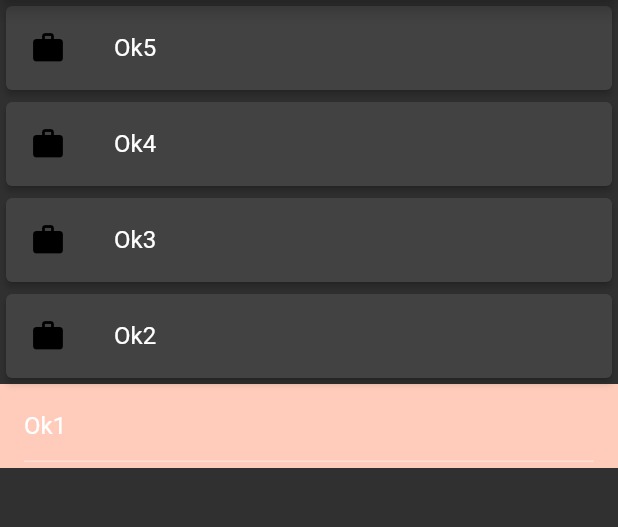
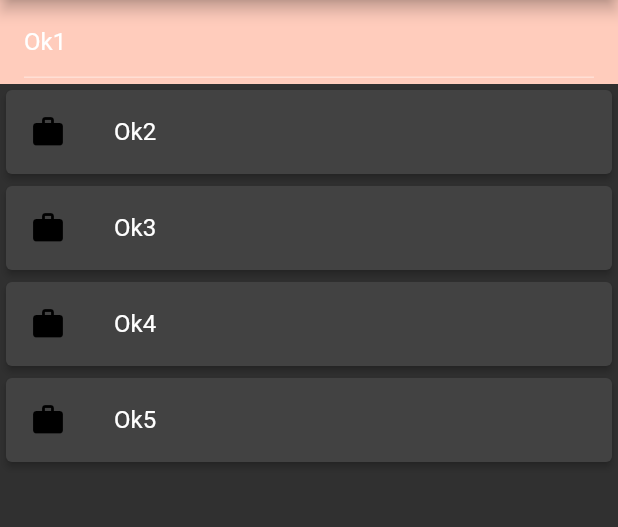
Before and after one commit to Hisham-reactz/todoapp, a Flutter app: the screen it shows after launch, after a tap on "Ok1", on a phone screen of 412 x 824 dp, the part 84-611 px from its top. Run offline on Flutter 3.47's test engine with Material 2 defaults, Android fonts, the phone set to English and light mode, and no system bars; our stand-ins replace hive, hive_flutter; accounts and stored records are empty.

Commit message:
4th_commit

```diff
--- a/lib/main.dart
+++ b/lib/main.dart
@@ -119,7 +119,7 @@ class _MyHomePageState extends State<MyHomePage> {
             onRefresh: onRefresh,
             child: ReorderableListView(
               children: <Widget>[
-                for (final items in widget.item.reversed)
+                for (final items in widget.item)
                   Visibility(
                       key: ValueKey(items),
                       visible: items['val'] == '' ||
```
